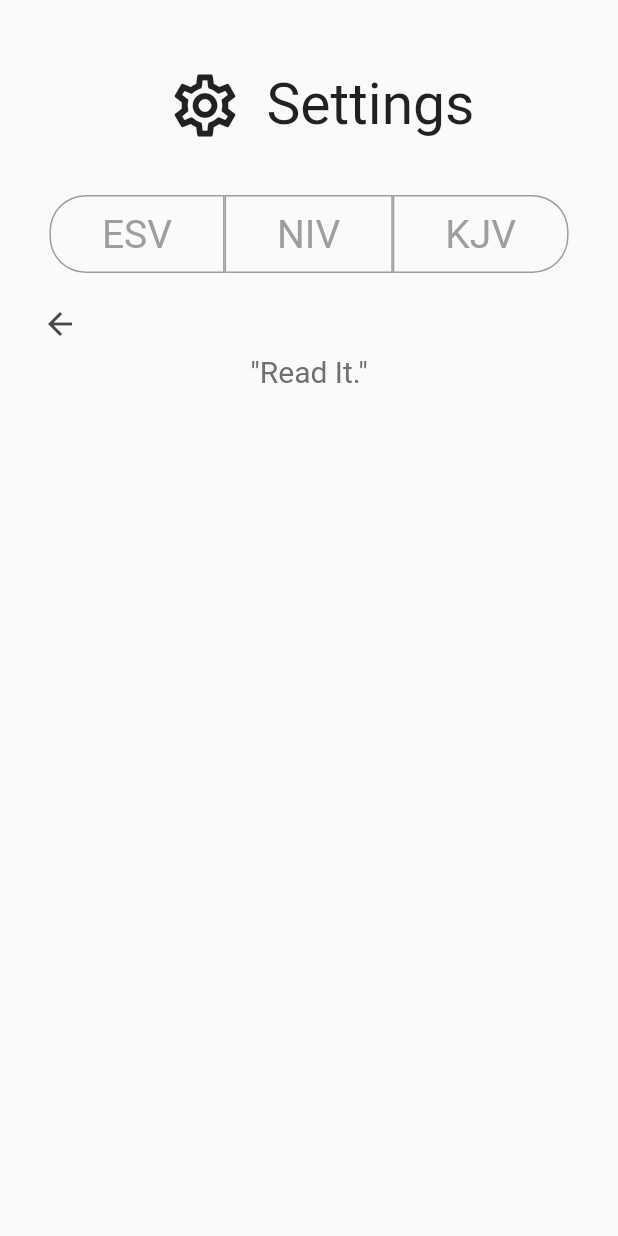
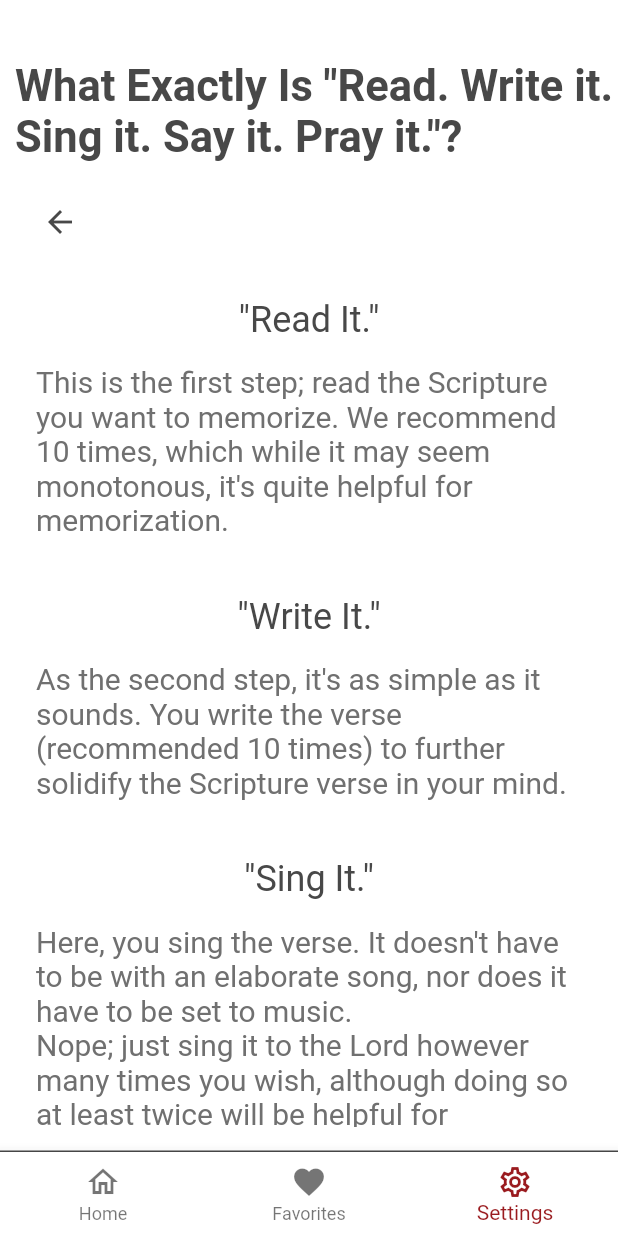
Before and after one commit to smolck/rwssp, a Flutter app: the screen it shows after launch, item 3 of the bottom bar chosen, after a tap on "What exactly is R-W-S-S-P?", on a phone screen of 412 x 824 dp. Run offline on Flutter 3.47's test engine with Material 2 defaults, Android fonts, the phone set to English and light mode, and no system bars; our stand-ins replace outline_material_icons; Roboto replaces fonts that are missing (Montserrat).

Commit message:
Add info page and . . .
add `_verseOfDay` to `MyHomePage` (should've been in the prev. commit)

```diff
--- a/lib/main.dart
+++ b/lib/main.dart
@@ -1,10 +1,13 @@
 import 'package:flutter/material.dart';
 import 'package:rwssp/widgets/app_bar.dart';
+import 'package:provider/provider.dart';
+import 'package:rwssp/models/page_model.dart';
+
 import './pages/home.dart';
 import './pages/settings.dart';
+import './pages/info.dart';
 import './widgets/widgets.dart';
-import 'package:provider/provider.dart';
-import 'package:rwssp/models/page_model.dart';
+import './verse.dart';
 
 void main() {
   runApp(
@@ -31,6 +34,8 @@ class MyApp extends StatelessWidget {
 class MyHomePage extends StatefulWidget {
   MyHomePage({Key key, this.title}) : super(key: key);
 
+  Future<Verse> _verseOfDay = fetchVerseOfDay();
+
   final String title;
 
   @override
@@ -48,6 +53,12 @@ class _MyHomePageState extends State<MyHomePage> {
           case AppPage.Settings:
             page = SettingsPage();
             currentIndex = 2;
+            break;
+          case AppPage.Info:
+            page = InfoPage();
+            currentIndex = 2;
+            break;
+          default:
             break;
           // TODO: Favorites page.
         }
--- a/lib/models/page_model.dart
+++ b/lib/models/page_model.dart
@@ -4,6 +4,7 @@ enum AppPage {
   Home,
   Favorites,
   Settings,
+  Info,
 }
 
 class PageModel extends ChangeNotifier {
--- a/lib/pages/info.dart
+++ b/lib/pages/info.dart
@@ -1,30 +1,70 @@
 import 'package:flutter/material.dart';
 import '../widgets/widgets.dart' show appBar;
-import '../styles.dart' show appBarTextStyle, infoPageHeader;
+import '../styles.dart' show infoPageHeader, infoPageText;
+
+const infoText = {
+  'readIt': """
+This is the first step; read the Scripture you want to memorize. We recommend 10 times, which while it may seem monotonous, it's quite helpful for memorization.
+    """,
+  'writeIt': """
+As the second step, it's as simple as it sounds. You write the verse (recommended 10 times) to further solidify the Scripture verse in your mind.
+    """,
+  'singIt': """
+Here, you sing the verse. It doesn't have to be with an elaborate song, nor does it have to be set to music.
+Nope; just sing it to the Lord however many times you wish, although doing so at least twice will be helpful for memorization.
+    """,
+  'sayIt': """
+Once again, this is a simple part of the memorization process.
+Just read the verse aloud to yourself 10 times, or less/more depending on what works for you.
+    """,
+  'prayIt': """
+Lastly, pray the verse believing ONCE. The important part here is not so much to memorize the verse as
+to truly pray it to the Lord. Yes, it will help with memorization, but this step is about
+truly praying to the Lord what you've been reading. After you've done that, you've finished memorizing that verse!
+You can choose another one to start memorizing or just be glad that you've internalized a Scripture verse!
+    """
+};
+
+Padding _header(String text) {
+  return Padding(
+    padding: EdgeInsets.all(8.0),
+    child: Center(
+      child: Text(text, style: infoPageHeader),
+    ),
+  );
+}
+
+Center _description(String text) {
+  return Center(
+    child: Padding(
+      padding: EdgeInsets.all(8.0),
+      child: RichText(
+        text: TextSpan(text: text, style: infoPageText),
+        textAlign: TextAlign.left,
+      ),
+    ),
+  );
+}
 
 class InfoPage extends StatelessWidget {
   @override
   Widget build(BuildContext context) {
     return Scaffold(
-      appBar: appBar(
-        context,
-        text: <TextSpan>[
-          TextSpan(
-            text:
-                'What Exactly is "Read it. Write it. Sing it. Say it. Pray it."?', // TODO
-            style: appBarTextStyle,
-          ),
-        ],
-      ),
+      backgroundColor: Colors.white,
       body: Padding(
         padding: const EdgeInsets.all(16.0),
         child: ListView(
           children: <Widget>[
-            Center(
-                child: Text(
-              '"Read It."',
-              style: infoPageHeader,
-            )),
+            _header('"Read It."'),
+            _description(infoText['readIt']),
+            _header('"Write It."'),
+            _description(infoText['writeIt']),
+            _header('"Sing It."'),
+            _description(infoText['singIt']),
+            _header('"Say It."'),
+            _description(infoText['sayIt']),
+            _header('"Pray It."'),
+            _description(infoText['prayIt']),
           ],
         ),
       ),
--- a/lib/pages/settings.dart
+++ b/lib/pages/settings.dart
@@ -1,6 +1,8 @@
 import 'package:flutter/material.dart';
 import 'package:outline_material_icons/outline_material_icons.dart';
+import 'package:provider/provider.dart';
 
+import '../models/page_model.dart';
 import '../styles.dart';
 import './info.dart';
 
@@ -13,13 +15,10 @@ class SettingsPage extends StatelessWidget {
         padding: EdgeInsets.only(left: 24.0),
         child: Column(
           children: <Widget>[
-            GestureDetector(
-              onTap: () => Navigator.push(
-                context,
-                MaterialPageRoute(
-                  builder: (context) => InfoPage(),
-                ),
-              ),
+            Consumer<PageModel>(
+              builder: (context, pageModel, _) {
+                return GestureDetector(
+                  onTap: () => pageModel.setCurrentPage(AppPage.Info),
                   child: Row(
                     children: <Widget>[
                       Padding(
@@ -40,6 +39,8 @@ class SettingsPage extends StatelessWidget {
                       ),
                     ],
                   ),
+                );
+              },
             ),
             Row(
               children: <Widget>[
--- a/lib/styles.dart
+++ b/lib/styles.dart
@@ -8,6 +8,12 @@ const palette = {
 };
 
 TextStyle infoPageHeader = TextStyle(
+  color: palette['black'],
+  fontSize: 24.0,
+  fontFamily: 'Roboto',
+);
+
+TextStyle infoPageText = TextStyle(
   color: palette['grey'],
   fontSize: 20.0,
   fontFamily: 'Roboto',
--- a/lib/widgets/app_bar.dart
+++ b/lib/widgets/app_bar.dart
@@ -132,20 +132,58 @@ PreferredSize _settingsPageAppBar(BuildContext context) {
   );
 }
 
-// TODO
-/* PreferredSize _infoPageAppBar(BuildContext context) {
+PreferredSize _infoPageAppBar(BuildContext context) {
+  final backButton = Padding(
+    padding: EdgeInsets.only(left: 16.0, top: 16.0),
+    child: Align(
+      alignment: Alignment.centerLeft,
+      child: Consumer<PageModel>(
+        builder: (context, pageModel, _) => IconButton(
+          onPressed: () => pageModel.setCurrentPage(AppPage.Settings),
+          icon: Icon(
+            Icons.arrow_back,
+            size: 24,
+            color: palette['black'],
+          ),
+        ),
+      ),
+    ),
+  );
+
   return PreferredSize(
-      preferredSize: Size(double.infinity, 100),
-      child: Container(
+    preferredSize: Size(double.infinity, 175),
+    child: Container(
+      width: MediaQuery.of(context).size.width,
+      height: 175,
+      child: Column(
+        children: <Widget>[
+          Padding(
+            padding: EdgeInsets.fromLTRB(10, 40, 0, 0),
+            child: RichText(
+              text: TextSpan(
+                text:
+                    'What Exactly Is "Read. Write it. Sing it. Say it. Pray it."?',
+                style: appBarTextStyle,
+              ),
+            ),
+          ),
+          backButton,
+        ],
       ),
+    ),
   );
-} */
+}
 
 PreferredSize appBar(BuildContext context, {List<TextSpan> text}) {
   var currentPage = Provider.of<PageModel>(context, listen: false).currentPage;
 
-  if (currentPage == AppPage.Settings) {
-    return _settingsPageAppBar(context);
+  switch (currentPage) {
+    case AppPage.Settings:
+      return _settingsPageAppBar(context);
+    case AppPage.Info:
+      return _infoPageAppBar(context);
+    default:
+      break;
   }
 
   return PreferredSize(
--- a/lib/widgets/bottom_nav_bar.dart
+++ b/lib/widgets/bottom_nav_bar.dart
@@ -2,6 +2,7 @@ import 'package:flutter/material.dart';
 import 'package:rwssp/styles.dart';
 import 'package:rwssp/models/page_model.dart' show AppPage;
 import 'package:outline_material_icons/outline_material_icons.dart';
+
 
 Container bottomNavBar(BuildContext context,
     {@required int currentIndex, @required Function(AppPage) onTapHandler}) {
```
Lines whose indentation alone changed are shown as unchanged.
